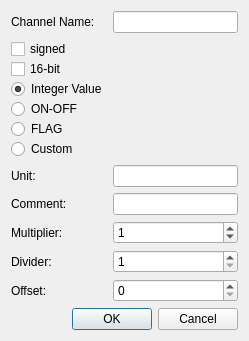
Qt form DataLoggerPC/newchannel_dialog.ui (mkowalik/DataLogger_CAN_GPS_2018) before a commit.
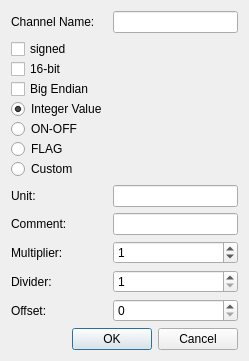
The same form after that commit.

Commit message: Added BigEndian mode implementation to signals.

Diff of the .ui file:
```diff
--- a/DataLoggerPC/newchannel_dialog.ui
+++ b/DataLoggerPC/newchannel_dialog.ui
@@ -48,6 +48,13 @@
          </property>
         </widget>
        </item>
+       <item>
+        <widget class="QCheckBox" name="bigEndian_checkBox">
+         <property name="text">
+          <string>Big Endian</string>
+         </property>
+        </widget>
+       </item>
        <item>
         <widget class="QRadioButton" name="integer_radioButton">
          <property name="text">
```
The commit also changes 17 other files.
